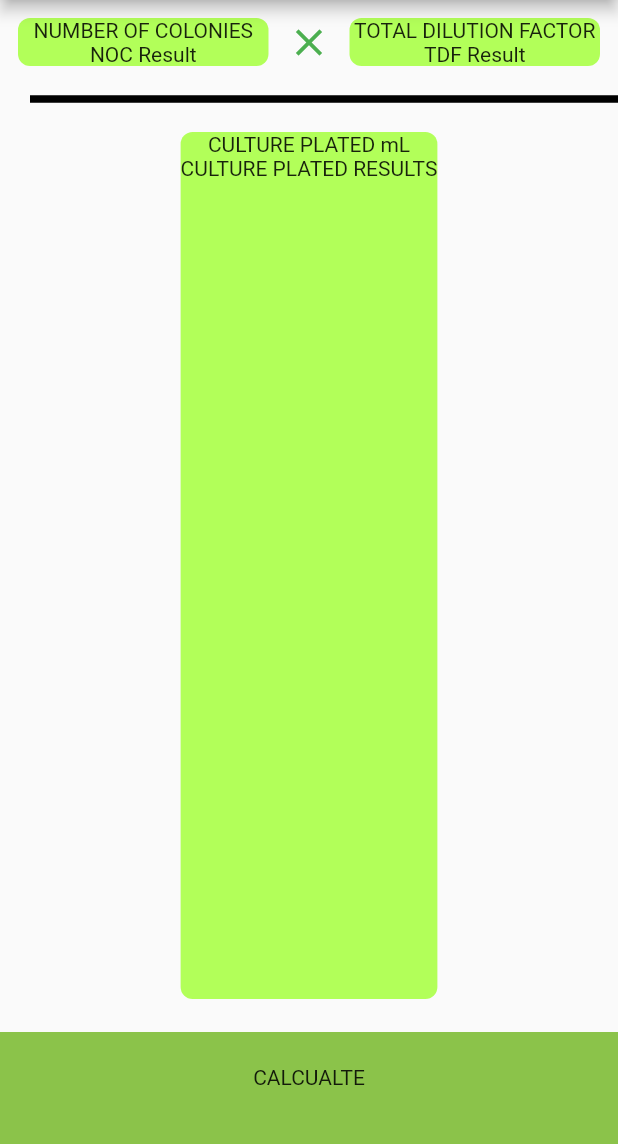
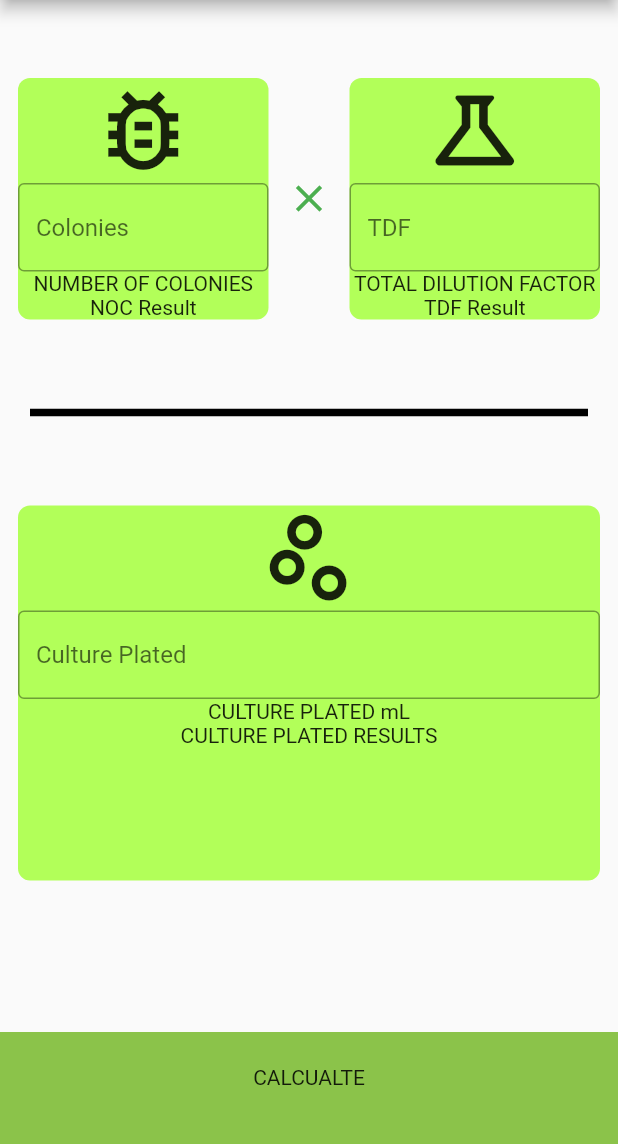
Before and after one commit to Jmaun22/CFU-calculator, a Flutter app: the screen it shows after launch, on a phone screen of 412 x 824 dp, the part 84-1228 px from its top. Run offline on Flutter 3.47's test engine with Material 2 defaults, Android fonts, the light colour scheme and no system bars.

Commit message:
added input and icons

```diff
--- a/lib/screens/home_screen.dart
+++ b/lib/screens/home_screen.dart
@@ -3,6 +3,8 @@
 import 'package:flutter/src/widgets/framework.dart';
 
 import 'package:flutter/material.dart';
+
+double spacerSpace = 40;
 
 class HomeScreen extends StatelessWidget {
   @override
@@ -11,8 +13,12 @@
       appBar: AppBar(
         title: Text('CFU CALCULATOR'),
       ),
-      body: Column(
+      // make scrollable to fix overflow
+      body: ListView(
         children: <Widget>[
+          // space above
+
+          SizedBox(height: spacerSpace),
           // top row with Number of colines and total dilution factor
           Row(
             children: <Widget>[
@@ -21,8 +27,24 @@
                 child: Container(
                   child: Column(
                     mainAxisAlignment: MainAxisAlignment.center,
+                    crossAxisAlignment: CrossAxisAlignment.center,
                     children: <Widget>[
-                      Text('NUMBER OF COLONIES'),
+                      Icon(
+                        Icons.bug_report_outlined,
+                        size: 70.0,
+                      ),
+
+                      //  input for number of colonies
+                      TextField(
+                        decoration: InputDecoration(
+                          border: OutlineInputBorder(),
+                          hintText: 'Colonies',
+                        ),
+                      ),
+
+                      FittedBox(
+                          fit: BoxFit.fitWidth,
+                          child: Text('NUMBER OF COLONIES')),
                       Text('NOC Result'),
                     ],
                   ),
@@ -34,16 +56,12 @@
                 ),
               ),
 
-
               // multiplation icon
               Icon(
                 Icons.close,
                 color: Colors.green,
                 size: 30.0,
               ),
-
-
-
 
               // total dilution factor box
 
@@ -52,7 +70,20 @@
                   child: Column(
                     mainAxisAlignment: MainAxisAlignment.center,
                     children: <Widget>[
-                    Text('TOTAL DILUTION FACTOR'),
+                      Icon(
+                        Icons.science_outlined,
+                        size: 70.0,
+                      ),
+                      //  input diltuion factor
+                      TextField(
+                        decoration: InputDecoration(
+                          border: OutlineInputBorder(),
+                          hintText: 'TDF',
+                        ),
+                      ),
+                      FittedBox(
+                          fit: BoxFit.fitWidth,
+                          child: Text('TOTAL DILUTION FACTOR')),
                       // total dilution factor result
                       Text('TDF Result'),
                     ],
@@ -69,17 +100,23 @@
             ],
           ),
 
+          SizedBox(
+            height: spacerSpace,
+          ),
+
           // add line spacer inbetween row so it looks like a division bar
           const Divider(
             height: 20,
             thickness: 5,
             indent: 20,
-            endIndent: 0,
+            endIndent: 20,
             color: Colors.black,
           ),
-          // Su
+          // Spacer
 
-
+          SizedBox(
+            height: spacerSpace,
+          ),
 
           // middle row with volume of culture plate in ml
 
@@ -87,30 +124,45 @@
             child: Container(
               child: Column(
                 children: <Widget>[
+                  // cultured plate icon
+                  Icon(
+                    Icons.scatter_plot_outlined,
+                    size: 70.0,
+                  ),
+
+                  // input
+                  TextField(
+                    decoration: InputDecoration(
+                      border: OutlineInputBorder(),
+                      hintText: 'Culture Plated',
+                    ),
+                  ),
                   Text('CULTURE PLATED mL'),
                   Text('CULTURE PLATED RESULTS')
                 ],
-
-
-
               ),
               margin: EdgeInsets.all(12.0),
               decoration: BoxDecoration(
                 borderRadius: BorderRadius.circular(8.0),
                 color: Colors.lightGreenAccent,
               ),
+                        height: 250.0,
+            ),
+          ),
+          // space below
 
+          SizedBox(
+            height: spacerSpace,
           ),
-
-          ),
-
 
           // bottom caluclate button
           //  make bottom calculate button
-          GestureDetector(
+        ],
+      ),
+      bottomNavigationBar: GestureDetector(
         onTap: () {
           // route to results page
-
+          print('tap tap');
         },
         child: Container(
             child: Container(
@@ -121,13 +173,7 @@
                 padding: EdgeInsets.only(bottom: 20.0),
                 width: double.infinity,
                 height: 80.0,
-                color: Colors.lightGreen
-              )
-
-            ),
-          ),
-
-        ],
+                color: Colors.lightGreen)),
       ),
     );
   }
```
Also changed, not shown: 2 other files. Lines whose indentation alone changed are shown as unchanged.
